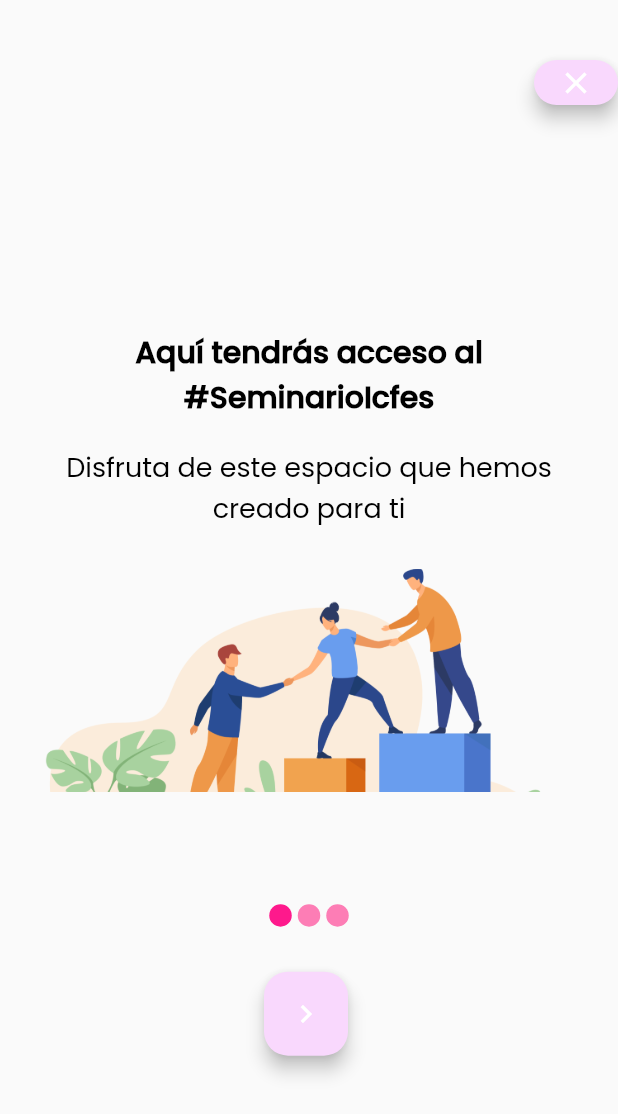
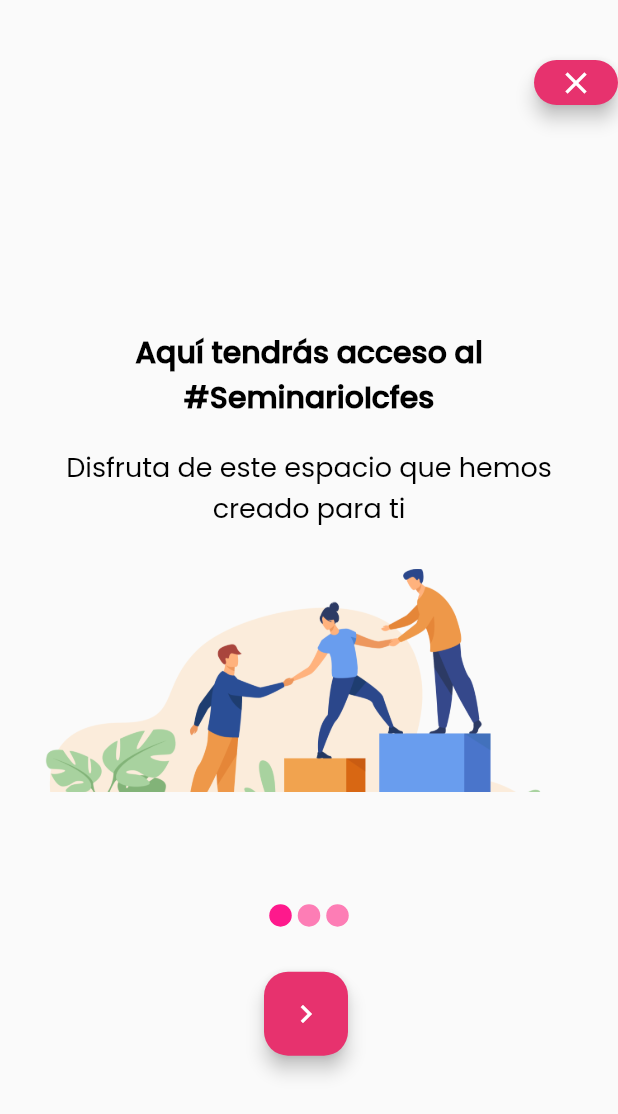
Before and after one commit to sdtorresl/tribuapp, a Flutter app: the OnboardingPage screen opened by its route, on a phone screen of 412 x 824 dp. Shown: the top 1114 px of the screen. Run offline on Flutter 3.47's test engine with Material 2 defaults, Android fonts, the phone set to English and light mode, and no system bars; drawn by our look-alikes of carousel_slider; our stand-ins replace cached_network_image, flutter_countdown_timer, font_awesome_flutter, rxdart, shared_preferences, youtube_player_flutter; missing offline and left inert: global_configuration; accounts and stored records are empty; project files that could hold a hidden picture were left out.

Commit message:
Cambio esquema de color

```diff
--- a/lib/core/app_theme.dart
+++ b/lib/core/app_theme.dart
@@ -3,8 +3,8 @@ import 'package:flutter/material.dart';
 import 'color_schemes.dart';
 
 TextTheme textTheme = const TextTheme(
-  headline1: TextStyle(
-      fontSize: 22.0, fontFamily: 'PoppinsMedium', fontWeight: FontWeight.bold),
+  headline1:
+      TextStyle(fontSize: 22.0, fontFamily: 'BMW', fontWeight: FontWeight.bold),
   headline2: TextStyle(
     fontSize: 20.0,
     fontFamily: 'PoppinsMedium',
--- a/lib/core/color_schemes.dart
+++ b/lib/core/color_schemes.dart
@@ -12,7 +12,7 @@ const lightColorScheme = ColorScheme(
   onSecondaryContainer: Color(0xFF121C2B),
   tertiary: Color(0xFF6F5675),
   onTertiary: Color(0xFFFFFFFF),
-  tertiaryContainer: Color(0xFFF9D8FD),
+  tertiaryContainer: Color(0xffe7326e),
   onTertiaryContainer: Color(0xFF28132F),
   error: Color(0xFFBA1A1A),
   errorContainer: Color(0xFFFFDAD6),
--- a/pubspec.yaml
+++ b/pubspec.yaml
@@ -84,6 +84,10 @@ flutter:
   # list giving the asset and other descriptors for the font. For
   # example:
   fonts:
+    - family: BMW
+      fonts:
+        - asset: assets/fonts/BMWTypeNextLatin-Bold.otf
+
     - family: Montserrat
       fonts:
         - asset: assets/fonts/Montserrat/Montserrat-Regular.ttf
```
Also changed, not shown: assets/fonts/BMWTypeNextLatin-Bold.otf (added).
